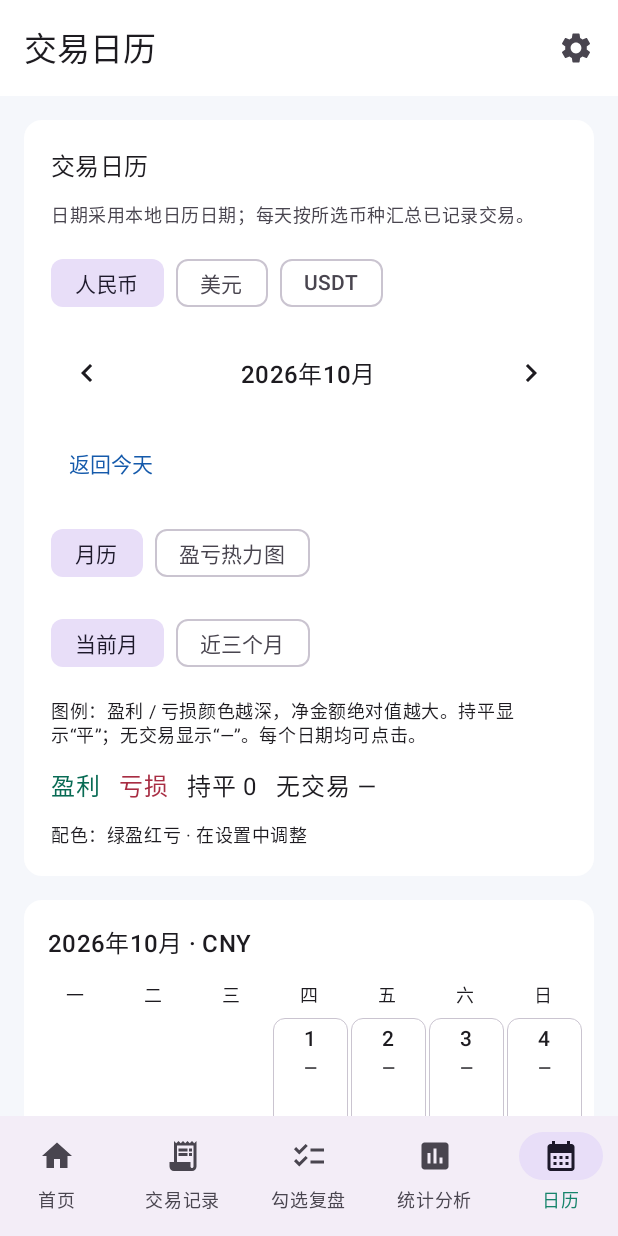
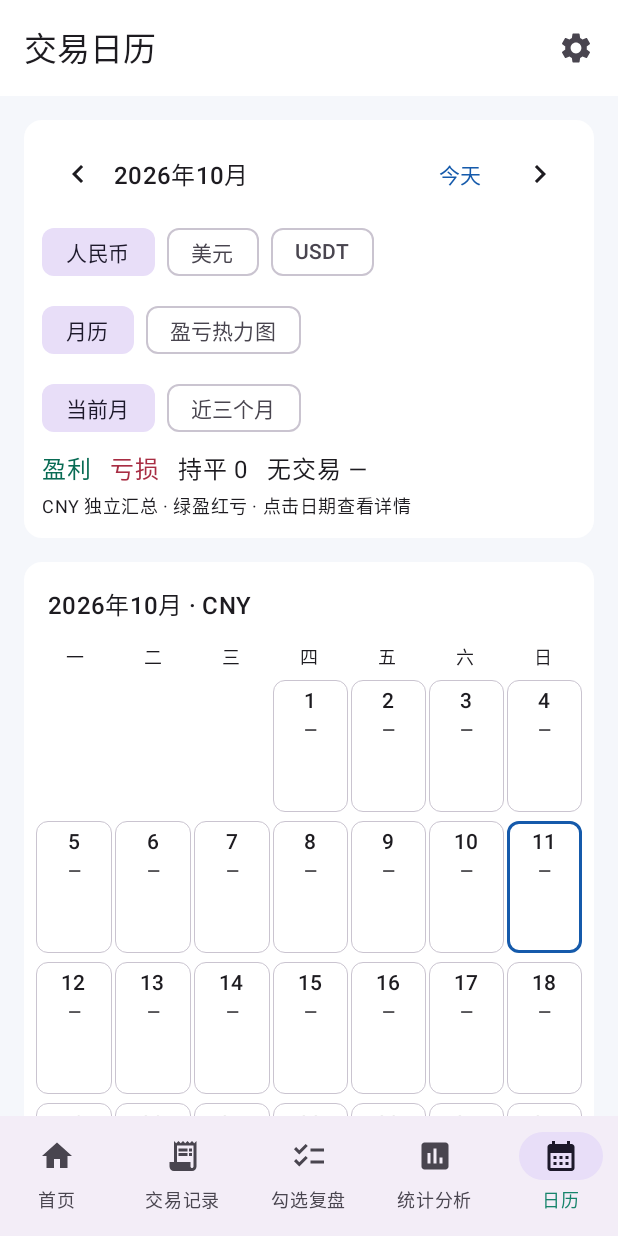
Before and after one commit to mlzx-xxj/trade-review-app, an Android app built with Jetpack Compose: the screen it shows after launch (MainActivity), item 5 of the bottom bar chosen, on a phone screen of 412 x 824 dp. Run offline under Robolectric (Android 15) with nearby library versions, the phone set to English and light mode, and no system bars; our stand-ins replace Room's generated code.

Commit message:
fix: export emulator screenshots safely and compact calendar and filter controls

```diff
--- a/app/src/main/java/com/tradereview/app/ui/CalendarPage.kt
+++ b/app/src/main/java/com/tradereview/app/ui/CalendarPage.kt
@@ -37,22 +37,22 @@ fun CalendarPage(state: JournalState, calendar: Map<Long, List<DailyPnl>>, curre
     val reviews = remember(state.reviews) { state.reviews.associateBy { it.date } }
     val today = LocalDate.now().toEpochDay()
     LazyColumn(modifier.fillMaxSize().testTag("calendar-list"), contentPadding = PaddingValues(16.dp), verticalArrangement = Arrangement.spacedBy(16.dp)) {
-        item { SectionCard("交易日历", "日期采用本地日历日期；每天按所选币种汇总已记录交易。") {
-            SingleChoice(Presets.currencies, currency, onCurrency)
-            Row(Modifier.fillMaxWidth(), verticalAlignment = Alignment.CenterVertically, horizontalArrangement = Arrangement.SpaceBetween) {
+        item { Card(colors = CardDefaults.cardColors(containerColor = MaterialTheme.colorScheme.surface)) {
+            Column(Modifier.fillMaxWidth().padding(12.dp), verticalArrangement = Arrangement.spacedBy(4.dp)) {
+            Row(Modifier.fillMaxWidth(), verticalAlignment = Alignment.CenterVertically) {
                 IconButton(enabled = month > YearMonth.of(1900, 1), onClick = { monthName = month.minusMonths(1).toString() }, modifier = Modifier.testTag("calendar-previous")) { Icon(Icons.AutoMirrored.Filled.KeyboardArrowLeft, "上个月") }
-                Text("${month.year}年${month.monthValue}月", style = MaterialTheme.typography.titleMedium, modifier = Modifier.testTag("calendar-month"))
+                Text("${month.year}年${month.monthValue}月", style = MaterialTheme.typography.titleMedium, modifier = Modifier.weight(1f).testTag("calendar-month"))
+                TextButton(onClick = { monthName = YearMonth.now().toString() }, modifier = Modifier.testTag("calendar-today")) { Text("今天") }
                 IconButton(enabled = month < YearMonth.of(2100, 12), onClick = { monthName = month.plusMonths(1).toString() }, modifier = Modifier.testTag("calendar-next")) { Icon(Icons.AutoMirrored.Filled.KeyboardArrowRight, "下个月") }
             }
-            TextButton(onClick = { monthName = YearMonth.now().toString() }, modifier = Modifier.testTag("calendar-today")) { Text("返回今天") }
+            SingleChoice(Presets.currencies, currency, onCurrency)
             SingleChoice(listOf(Option("calendar", "月历"), Option("heat", "盈亏热力图")), mode) { mode = it }
             SingleChoice(listOf(Option("month", "当前月"), Option("three", "近三个月")), range) { range = it }
-            Text("图例：盈利 / 亏损颜色越深，净金额绝对值越大。持平显示“平”；无交易显示“—”。每个日期均可点击。", style = MaterialTheme.typography.bodySmall)
             Row(horizontalArrangement = Arrangement.spacedBy(12.dp)) { Text("盈利", color = ProfitColor); Text("亏损", color = LossColor); Text("持平 0"); Text("无交易 —") }
-            Text("配色：${if (state.settings.pnlPalette == "red_profit") "红盈绿亏" else "绿盈红亏"} · 在设置中调整", style = MaterialTheme.typography.bodySmall)
-            if (mode == "heat") Text("本范围颜色基准：最大每日绝对净金额 ${Money.format(maximum)} $currency；不同币种分别计算。", style = MaterialTheme.typography.bodySmall)
+            Text("$currency 独立汇总 · ${if (state.settings.pnlPalette == "red_profit") "红盈绿亏" else "绿盈红亏"} · 点击日期查看详情", style = MaterialTheme.typography.bodySmall)
+            }
         } }
-        items(months, key = { it.toString() }) { shown ->
+        items(months.asReversed(), key = { it.toString() }) { shown ->
             Card(colors = CardDefaults.cardColors(containerColor = MaterialTheme.colorScheme.surface)) {
                 Column(Modifier.fillMaxWidth().padding(8.dp), verticalArrangement = Arrangement.spacedBy(6.dp)) {
                     Text("${shown.year}年${shown.monthValue}月 · $currency", style = MaterialTheme.typography.titleMedium, modifier = Modifier.padding(8.dp))
@@ -88,7 +88,12 @@ fun CalendarPage(state: JournalState, calendar: Map<Long, List<DailyPnl>>, curre
                 }
             }
         }
-        item { Text("格内大额以“万”简写；点击日期查看完整金额、所有币种和日志。", style = MaterialTheme.typography.bodySmall) }
+        item { SectionCard("日历说明") {
+            Text("盈利 / 亏损颜色越深，净金额绝对值越大。持平显示“平”和金额 0；无交易显示“—”，仍可点击查看日志。")
+            Text("日期采用本地日历日期，周一为每周首日。格内大额以“万”简写；点击查看完整金额、所有币种和计划 / 复盘。")
+            if (mode == "heat") Text("本范围颜色基准：最大每日绝对净金额 ${Money.format(maximum)} $currency；不同币种分别计算。")
+            Text("在设置中选择红盈绿亏或绿盈红亏，金额卡片与图表同时切换。", style = MaterialTheme.typography.bodySmall)
+        } }
     }
 }
 
```
Also changed, not shown: app/src/main/java/com/tradereview/app/ui/FilterControls.kt (+9 -4 lines), app/src/main/java/com/tradereview/app/ui/StatisticsPage.kt (+10 -3 lines), 6 other files.
